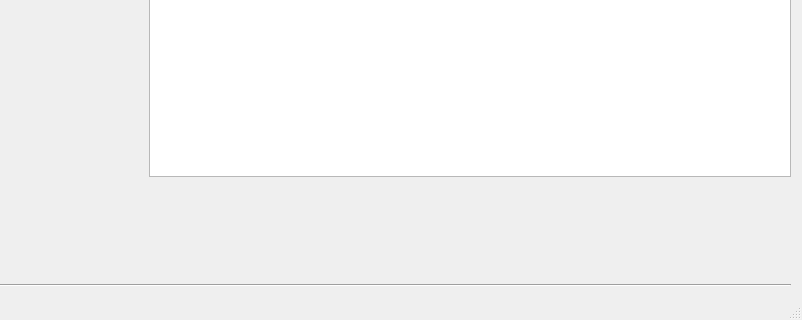
Old version of the form mainwindow.ui in the repository davidlamhauge/dastoryboard; both pictures show x 256 to 1058 and y 498 to 818 of the 1058 by 818 pixel window.
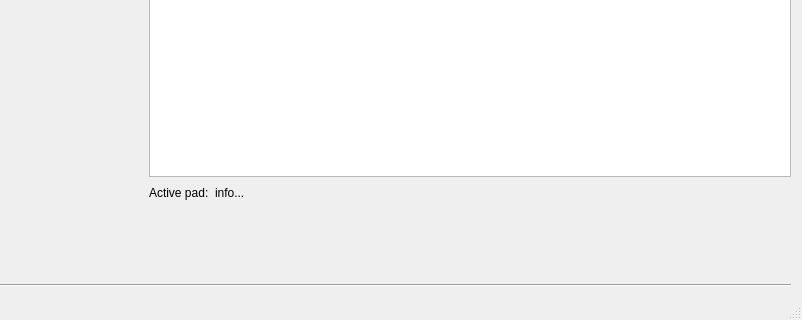
New version of the form.

Commit message: labels on thumbnails

Patch:
```diff
--- a/mainwindow.ui
+++ b/mainwindow.ui
@@ -46,7 +46,7 @@
        </widget>
       </item>
       <item>
-       <layout class="QHBoxLayout" name="horizontalLayout_2">
+       <layout class="QHBoxLayout" name="horizontalLayout_3">
         <item>
          <layout class="QVBoxLayout" name="verticalLayout_6">
           <item>
@@ -187,6 +187,37 @@
             </property>
            </widget>
           </item>
+          <item>
+           <layout class="QHBoxLayout" name="horizontalLayout_2">
+            <item>
+             <widget class="QLabel" name="labActivePad">
+              <property name="text">
+               <string>Active pad:</string>
+              </property>
+             </widget>
+            </item>
+            <item>
+             <widget class="QLabel" name="labActivePadInfo">
+              <property name="text">
+               <string>info...</string>
+              </property>
+             </widget>
+            </item>
+            <item>
+             <spacer name="horizontalSpacer">
+              <property name="orientation">
+               <enum>Qt::Horizontal</enum>
+              </property>
+              <property name="sizeHint" stdset="0">
+               <size>
+                <width>40</width>
+                <height>20</height>
+               </size>
+              </property>
+             </spacer>
+            </item>
+           </layout>
+          </item>
           <item>
            <spacer name="verticalSpacer">
             <property name="orientation">
```
The commit also changes 9 other files.
